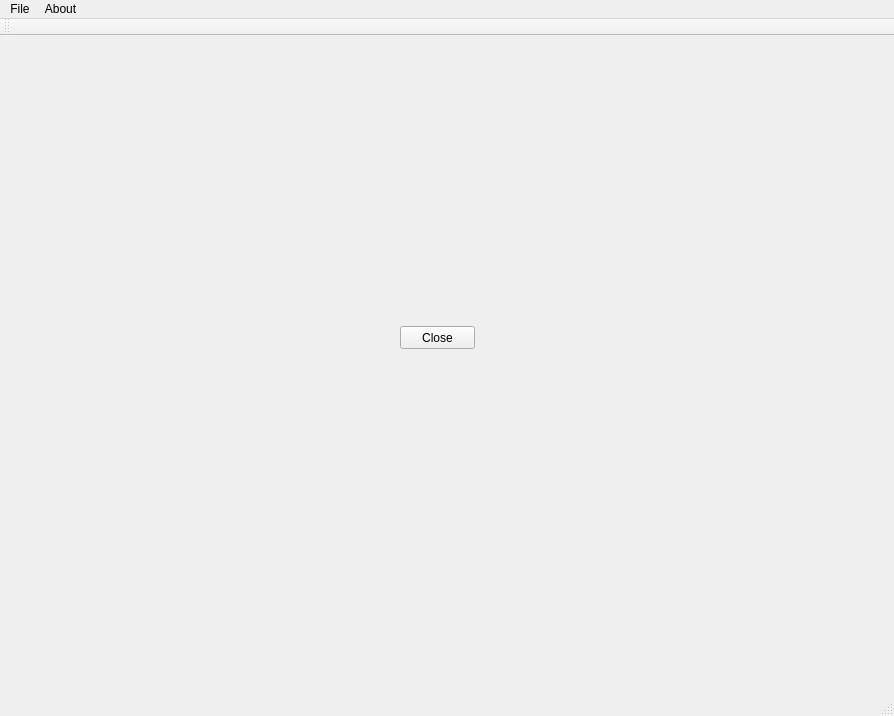
The window that WaveSim/WaveSim/WaveSim.ui (willamm/WaveSimulator) describes before a commit, drawn with Qt 5.
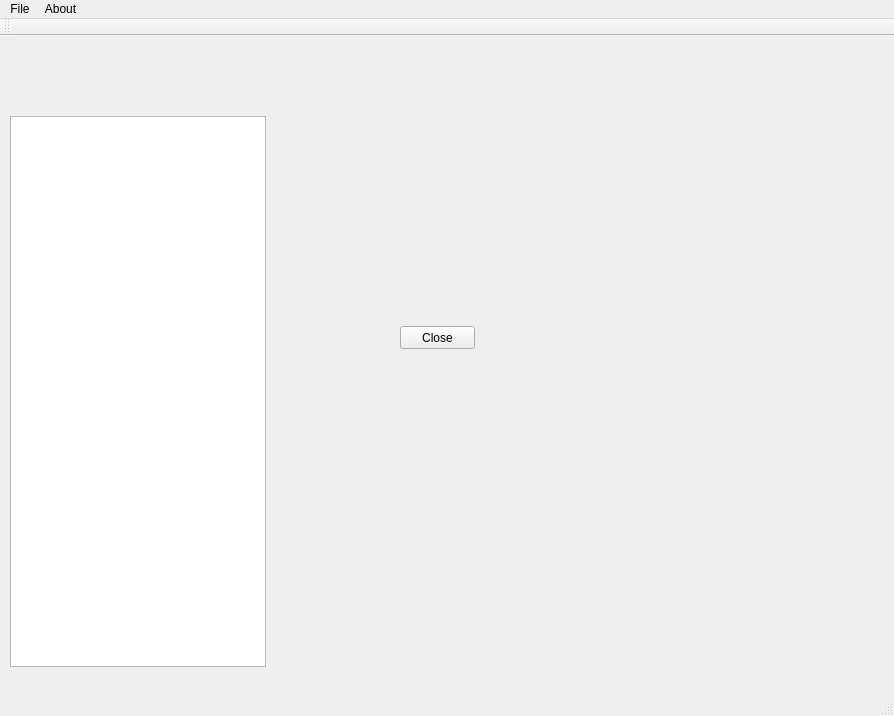
The same window after the commit.

Commit message: Added ObjectTreeModel and QTreeView to project. Not yet integrated with the main window.

```diff
--- a/WaveSim/WaveSim/WaveSim.ui
+++ b/WaveSim/WaveSim/WaveSim.ui
@@ -27,6 +27,16 @@
      <string>Close</string>
     </property>
    </widget>
+   <widget class="QTreeView" name="treeView">
+    <property name="geometry">
+     <rect>
+      <x>10</x>
+      <y>80</y>
+      <width>256</width>
+      <height>551</height>
+     </rect>
+    </property>
+   </widget>
   </widget>
   <widget class="QMenuBar" name="menuBar">
    <property name="geometry">
```
The commit also changes 12 other files.
